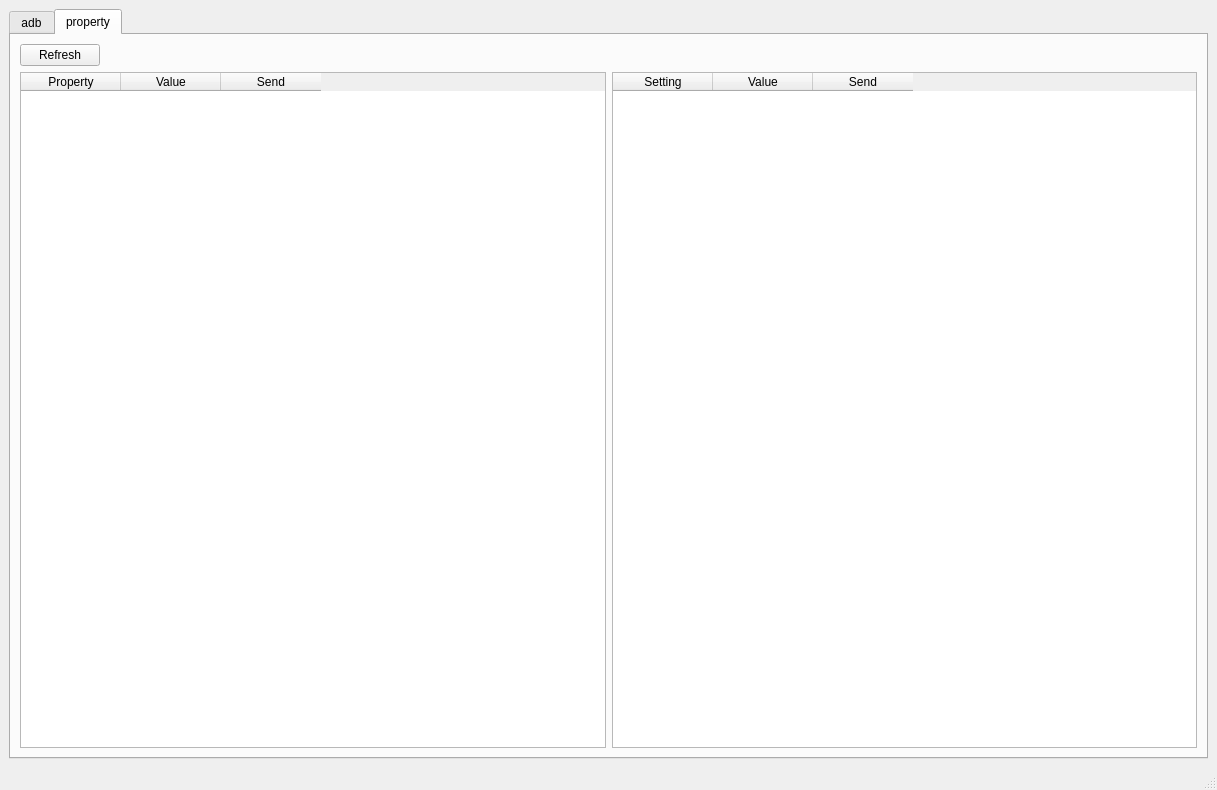
Before: the Qt Designer form mainwindow.ui in truongnguyen4/tool-log, drawn with Qt 5.
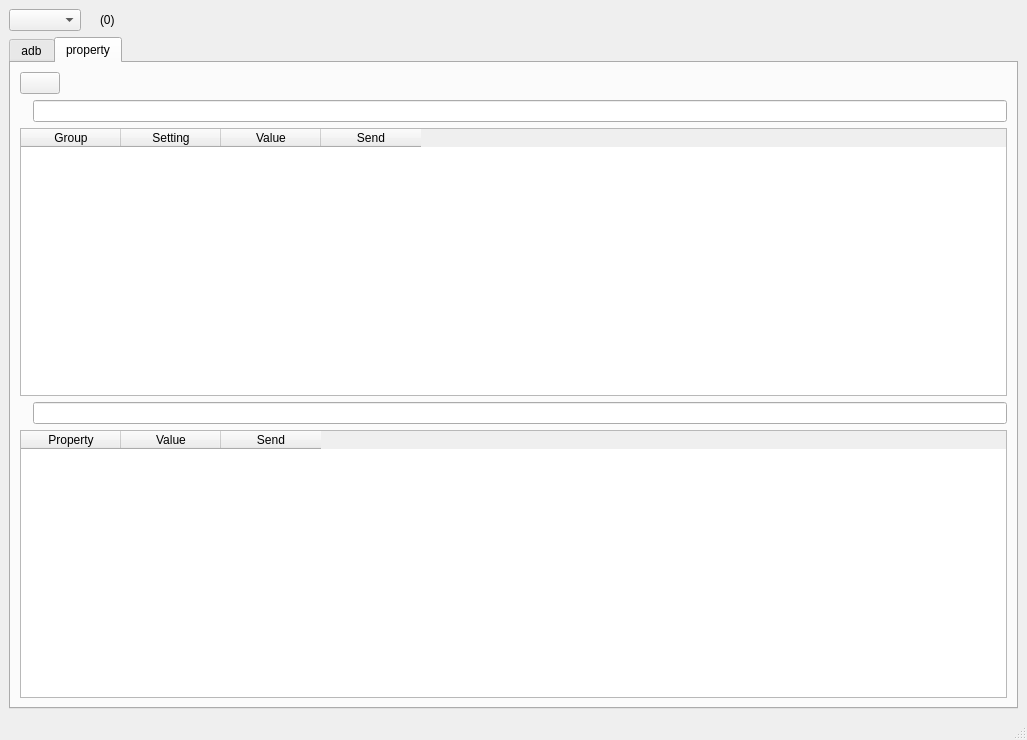
After: the same form once the commit is applied. The open tabs and pages were chosen to show the change. Icons and pictures are not drawn.

Commit message: Implement setting and property table. Remove unnecessary cpp file

```diff
--- a/mainwindow.ui
+++ b/mainwindow.ui
@@ -6,8 +6,8 @@
    <rect>
     <x>0</x>
     <y>0</y>
-    <width>1217</width>
-    <height>790</height>
+    <width>1027</width>
+    <height>740</height>
    </rect>
   </property>
   <property name="sizePolicy">
@@ -20,7 +20,50 @@
    <string>ToolLog</string>
   </property>
   <widget class="QWidget" name="centralwidget">
+   <layout class="QVBoxLayout" name="verticalLayout_8">
+    <item>
    <layout class="QVBoxLayout" name="verticalLayout_3">
+      <item>
+       <layout class="QHBoxLayout" name="horizontalLayout_12">
+        <item>
+         <widget class="QComboBox" name="device_ids">
+          <property name="focusPolicy">
+           <enum>Qt::FocusPolicy::NoFocus</enum>
+          </property>
+         </widget>
+        </item>
+        <item>
+         <widget class="QLabel" name="label_9">
+          <property name="text">
+           <string/>
+          </property>
+          <property name="pixmap">
+           <pixmap resource="resource.qrc">:/icons/device.png</pixmap>
+          </property>
+         </widget>
+        </item>
+        <item>
+         <widget class="QLabel" name="devices">
+          <property name="text">
+           <string>(0)</string>
+          </property>
+         </widget>
+        </item>
+        <item>
+         <spacer name="horizontalSpacer_3">
+          <property name="orientation">
+           <enum>Qt::Orientation::Horizontal</enum>
+          </property>
+          <property name="sizeHint" stdset="0">
+           <size>
+            <width>40</width>
+            <height>20</height>
+           </size>
+          </property>
+         </spacer>
+        </item>
+       </layout>
+      </item>
     <item>
      <widget class="QTabWidget" name="tabWidget">
       <property name="currentIndex">
@@ -62,40 +105,14 @@
                  <enum>Qt::FocusPolicy::NoFocus</enum>
                 </property>
                 <property name="text">
-                 <string>Clear</string>
-                </property>
-               </widget>
-              </item>
-              <item>
-               <widget class="QComboBox" name="device_ids">
-                <property name="focusPolicy">
-                 <enum>Qt::FocusPolicy::NoFocus</enum>
+                   <string/>
+                  </property>
+                  <property name="icon">
+                   <iconset resource="resource.qrc">
+                    <normaloff>:/icons/clear.png</normaloff>:/icons/clear.png</iconset>
                 </property>
                </widget>
               </item>
-              <item>
-               <widget class="QLabel" name="devices">
-                <property name="text">
-                 <string>(0)</string>
-                </property>
-               </widget>
-              </item>
-              <item>
-               <spacer name="horizontalSpacer">
-                <property name="focusPolicy">
-                 <enum>Qt::FocusPolicy::NoFocus</enum>
-                </property>
-                <property name="orientation">
-                 <enum>Qt::Orientation::Horizontal</enum>
-                </property>
-                <property name="sizeHint" stdset="0">
-                 <size>
-                  <width>40</width>
-                  <height>20</height>
-                 </size>
-                </property>
-               </spacer>
-              </item>
               <item>
                <widget class="QPushButton" name="btn_clear_mark">
                 <property name="focusPolicy">
@@ -484,15 +501,17 @@
        <attribute name="title">
         <string>property</string>
        </attribute>
-       <layout class="QVBoxLayout" name="verticalLayout_5">
-        <item>
          <layout class="QVBoxLayout" name="verticalLayout_4">
           <item>
-           <layout class="QHBoxLayout" name="horizontalLayout_9">
+           <layout class="QHBoxLayout" name="horizontalLayout_11">
             <item>
              <widget class="QPushButton" name="refresh">
               <property name="text">
-               <string>Refresh</string>
+               <string/>
+              </property>
+              <property name="icon">
+               <iconset resource="resource.qrc">
+                <normaloff>:/icons/refresh.png</normaloff>:/icons/refresh.png</iconset>
               </property>
              </widget>
             </item>
@@ -512,28 +531,31 @@
            </layout>
           </item>
           <item>
+           <layout class="QVBoxLayout" name="verticalLayout_5">
+            <item>
            <layout class="QHBoxLayout" name="horizontalLayout_7">
             <item>
-             <widget class="QTableWidget" name="table_property">
-              <column>
+               <widget class="QLabel" name="label_7">
                <property name="text">
-                <string>Property</string>
-               </property>
-              </column>
-              <column>
-               <property name="text">
-                <string>Value</string>
-               </property>
-              </column>
-              <column>
-               <property name="text">
-                <string>Send</string>
-               </property>
-              </column>
-             </widget>
+                 <string/>
+                </property>
+                <property name="pixmap">
+                 <pixmap resource="resource.qrc">:/icons/find.png</pixmap>
+                </property>
+               </widget>
+              </item>
+              <item>
+               <widget class="QLineEdit" name="setting_filter"/>
+              </item>
+             </layout>
             </item>
             <item>
              <widget class="QTableWidget" name="table_setting">
+              <column>
+               <property name="text">
+                <string>Group</string>
+               </property>
+              </column>
               <column>
                <property name="text">
                 <string>Setting</string>
@@ -553,23 +575,53 @@
             </item>
            </layout>
           </item>
-         </layout>
-        </item>
-       </layout>
+          <item>
+           <layout class="QVBoxLayout" name="verticalLayout_6">
+            <item>
+             <layout class="QHBoxLayout" name="horizontalLayout_9">
+              <item>
+               <widget class="QLabel" name="label_8">
+                <property name="text">
+                 <string/>
+                </property>
+                <property name="pixmap">
+                 <pixmap resource="resource.qrc">:/icons/find.png</pixmap>
+                </property>
+               </widget>
+              </item>
+              <item>
+               <widget class="QLineEdit" name="property_filter"/>
+              </item>
+             </layout>
+            </item>
+            <item>
+             <widget class="QTableWidget" name="table_property">
+              <column>
+               <property name="text">
+                <string>Property</string>
+               </property>
+              </column>
+              <column>
+               <property name="text">
+                <string>Value</string>
+               </property>
+              </column>
+              <column>
+               <property name="text">
+                <string>Send</string>
+               </property>
+              </column>
+             </widget>
+            </item>
+           </layout>
+          </item>
+         </layout>
       </widget>
      </widget>
     </item>
    </layout>
-  </widget>
-  <widget class="QMenuBar" name="menubar">
-   <property name="geometry">
-    <rect>
-     <x>0</x>
-     <y>0</y>
-     <width>1217</width>
-     <height>21</height>
-    </rect>
-   </property>
+    </item>
+   </layout>
   </widget>
   <widget class="QStatusBar" name="statusbar"/>
  </widget>
```
Left out of the diff: 50 changed lines with no effect on the pictures. Lines whose indentation alone changed are shown as unchanged. The commit also changes 47 other files.
